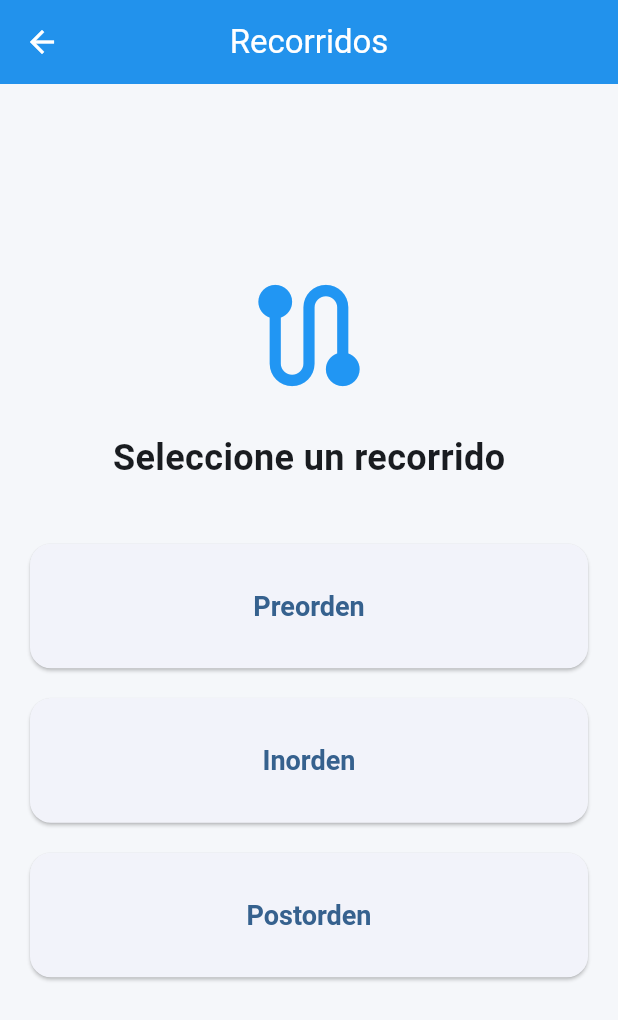
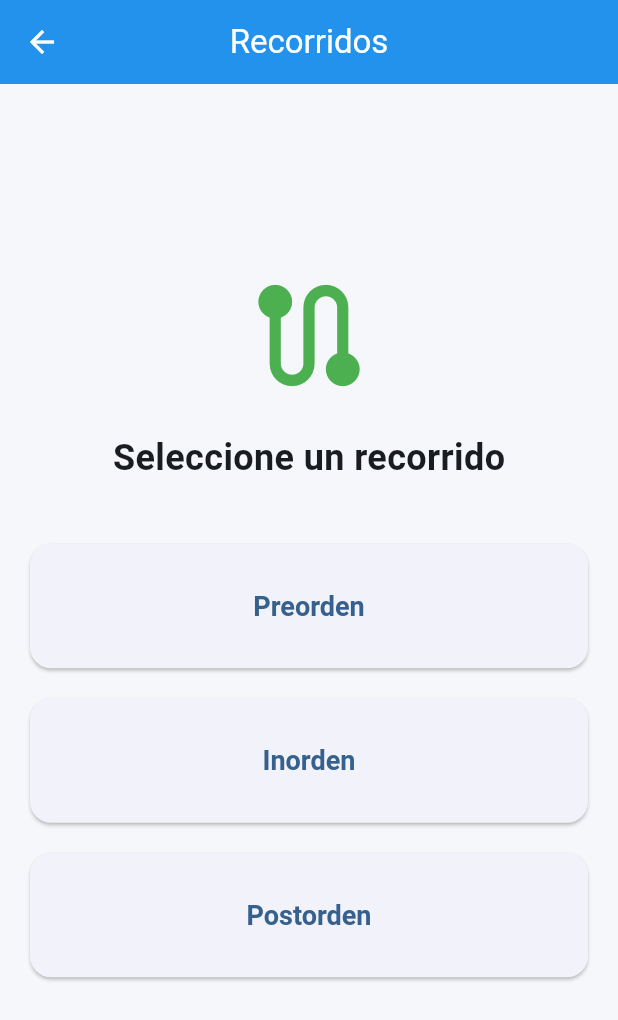
Before and after one commit to vperezy1-mio/proyectoProgra3ArbolesBinarios, a Flutter app: the TraversalScreen screen opened by its route, after a tap on "Preorden", on a phone screen of 412 x 824 dp. Shown: the top 1020 px of the screen. Run offline on Flutter 3.47's test engine with Material 3 defaults, Android fonts, the phone set to English and light mode, and no system bars.

Commit message:
Solucion de limite de nodos en caliente

```diff
--- a/lib/models/binary_tree.dart
+++ b/lib/models/binary_tree.dart
@@ -84,8 +84,8 @@ class BinaryTree {
     )) {
       return 'duplicate';
     }
-
-    if (getDepth(root) >= 5) {
+//cambio en caliente, profundidad máxima de 5 para evitar problemas de rendimiento
+    if (getDepth(root) >= 6) {
       return 'depth';
     }
 
@@ -120,7 +120,7 @@ class BinaryTree {
       return 'duplicate';
     }
 
-    if (getDepth(root) >= 5) {
+    if (getDepth(root) >= 6) {
       return 'depth';
     }
 
--- a/lib/screens/traversal_screen.dart
+++ b/lib/screens/traversal_screen.dart
@@ -1,6 +1,8 @@
 import 'package:flutter/material.dart';
 
 import 'package:provider/provider.dart';
+
+import 'package:flutter/services.dart';
 
 import '../controllers/tree_controller.dart';
 
@@ -60,7 +62,7 @@ class _TraversalScreenState
                   const Icon(
                     Icons.route,
                     size: 90,
-                    color: Colors.blue,
+                    color: Colors.green,
                   ),
 
                   const SizedBox(height: 20),
@@ -93,6 +95,7 @@ class _TraversalScreenState
                             controller
                                 .getPreorder()
                                 .join(' ');
+                        Clipboard.setData(ClipboardData(text: traversalResult));
                       });
                     },
                   ),
@@ -115,6 +118,7 @@ class _TraversalScreenState
                             controller
                                 .getInorder()
                                 .join(' ');
+                        Clipboard.setData(ClipboardData(text: traversalResult));
                       });
                     },
                   ),
@@ -137,6 +141,7 @@ class _TraversalScreenState
                             controller
                                 .getPostorder()
                                 .join(' ');
+                        Clipboard.setData(ClipboardData(text: traversalResult));
                       });
                     },
                   ),
```
